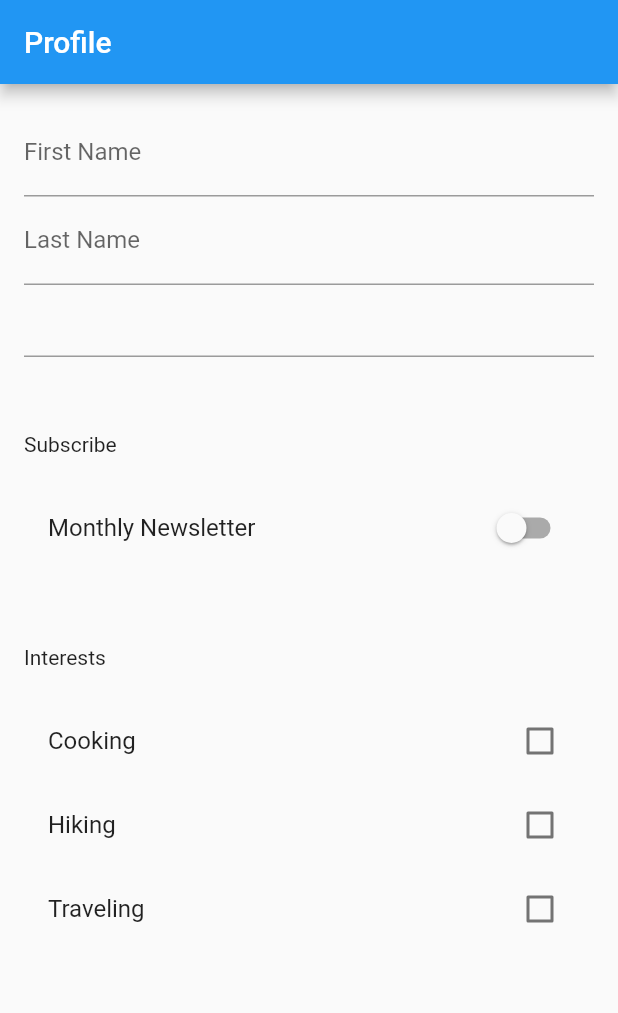
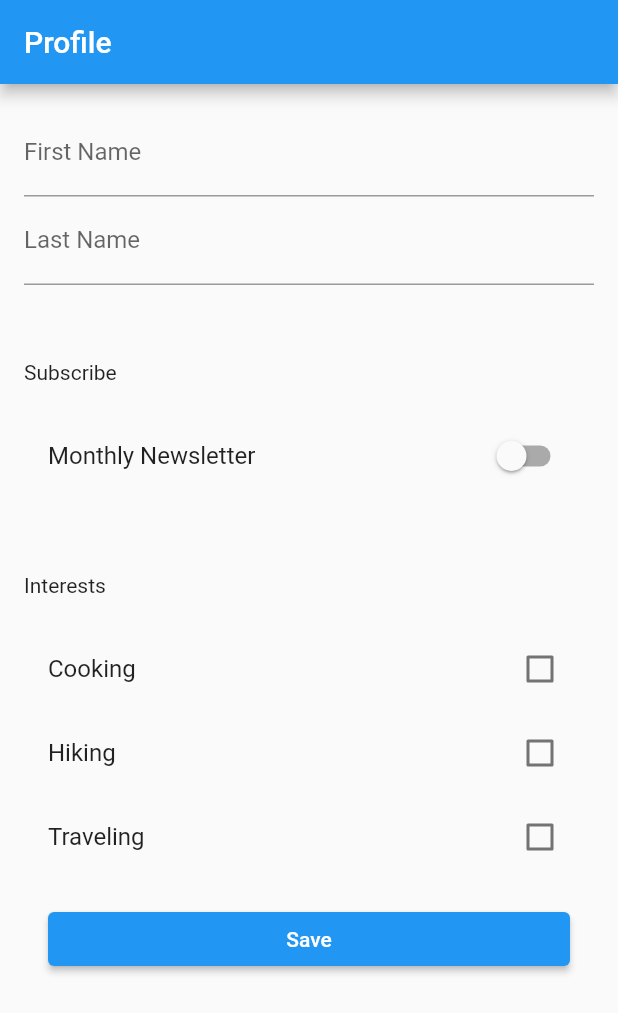
Before and after one commit to RitikaT19/Form_Flutter, a Flutter app: the screen it shows after launch, on a phone screen of 412 x 824 dp. Shown: the top 1013 px of the screen. Run offline on Flutter 3.47's test engine with Material 2 defaults, Android fonts, the phone set to English and light mode, and no system bars; missing offline and left inert: dart:html.

Commit message:
feat: added saved button

```diff
--- a/lib/screens/home_material.dart
+++ b/lib/screens/home_material.dart
@@ -35,11 +35,10 @@ class _HomeMaterialState extends State<HomeMaterial> {
                             decoration: InputDecoration(labelText: 'Last Name'),
                             validator: (value) {
                               if (value!.isEmpty) {
-                                return 'Please enter your first name';
+                                return 'Please enter your last name';
                               }
                             },
                           ),
-                          TextFormField(),
                           Container(
                               padding: const EdgeInsets.fromLTRB(0, 50, 0, 20),
                               child: Text('Subscribe')),
@@ -72,6 +71,24 @@ class _HomeMaterialState extends State<HomeMaterial> {
                                 setState(() => _user
                                     .passions[User.PassionTraveling] = val!);
                               }),
+                          Container(
+                              padding: const EdgeInsets.symmetric(
+                                  vertical: 16.0, horizontal: 16.0),
+                              child: ElevatedButton(
+                                  onPressed: () {
+                                    final form = _formKey.currentState;
+                                    if (form!.validate()) {
+                                      form.save();
+                                      _user.save();
+                                      _showDialog(context);
+                                    }
+                                  },
+                                  child: Text('Save'))),
                         ])))));
   }
 }
+
+// ignore: camel_case_types
+class _showDialog {
+  _showDialog(BuildContext context);
+}
```
